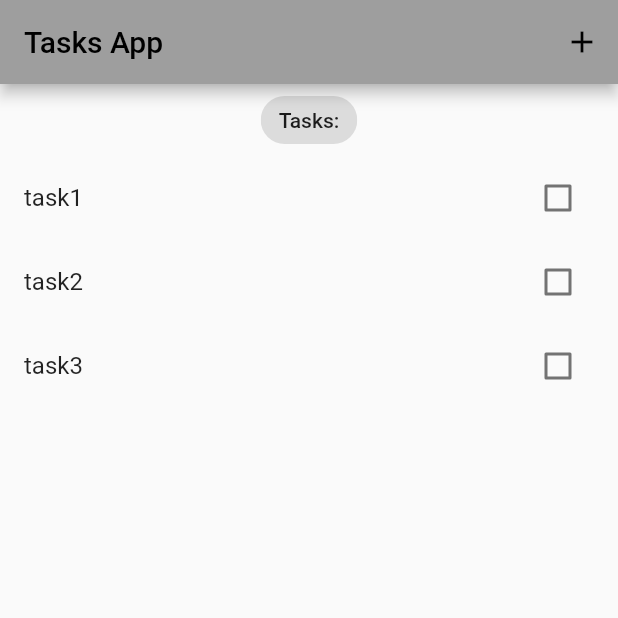
After one commit to mahdiyarz/TodoAppWithBloc, a Flutter app: the screen it shows after launch, on a phone screen of 412 x 824 dp, the top half of it. The commit adds this screen. Run offline on Flutter 3.47's test engine with Material 2 defaults, Android fonts, the phone set to English and light mode, and no system bars; our stand-ins replace equatable.

Commit message:
Extract task list widget

```diff
--- a/lib/screens/tasks_screen.dart
+++ b/lib/screens/tasks_screen.dart
@@ -1,6 +1,7 @@
 import 'package:flutter/material.dart';
 
 import '../models/tasks_model.dart';
+import '../widgets/task_list_builder.dart';
 
 class TasksScreen extends StatelessWidget {
   TasksScreen({super.key});
@@ -31,21 +32,7 @@ class TasksScreen extends StatelessWidget {
               label: Text('Tasks:'),
             ),
           ),
-          Expanded(
-            child: ListView.builder(
-              itemCount: tasksList.length,
-              itemBuilder: (context, index) {
-                var task = tasksList[index];
-                return ListTile(
-                  title: Text(task.title),
-                  trailing: Checkbox(
-                    value: task.isDone,
-                    onChanged: (value) {},
-                  ),
-                );
-              },
-            ),
-          )
+          TasksListBuilder(tasksList: tasksList)
         ],
       ),
     );
--- /dev/null
+++ b/lib/widgets/task_list_builder.dart
@@ -0,0 +1,31 @@
+import 'package:flutter/material.dart';
+
+import '../models/tasks_model.dart';
+
+class TasksListBuilder extends StatelessWidget {
+  const TasksListBuilder({
+    Key? key,
+    required this.tasksList,
+  }) : super(key: key);
+
+  final List<TaskModel> tasksList;
+
+  @override
+  Widget build(BuildContext context) {
+    return Expanded(
+      child: ListView.builder(
+        itemCount: tasksList.length,
+        itemBuilder: (context, index) {
+          var task = tasksList[index];
+          return ListTile(
+            title: Text(task.title),
+            trailing: Checkbox(
+              value: task.isDone,
+              onChanged: (value) {},
+            ),
+          );
+        },
+      ),
+    );
+  }
+}
```
